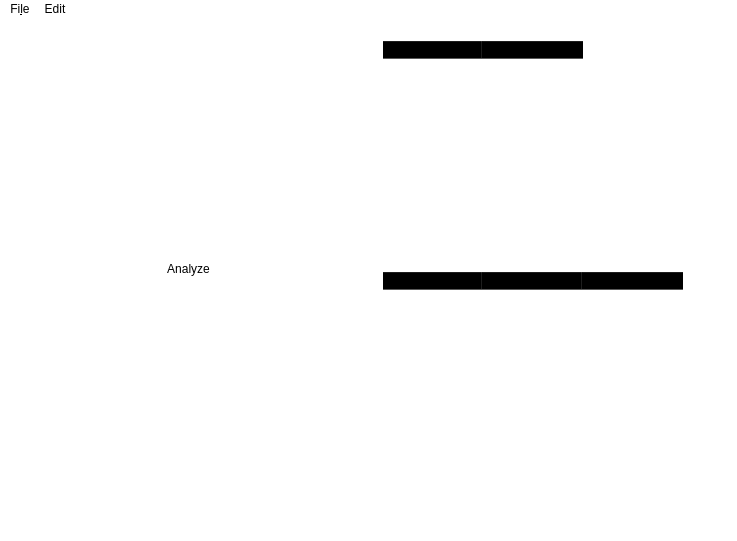
jkcdarunday/ProjectDestiny, file mainwindow.ui: the form before one commit.
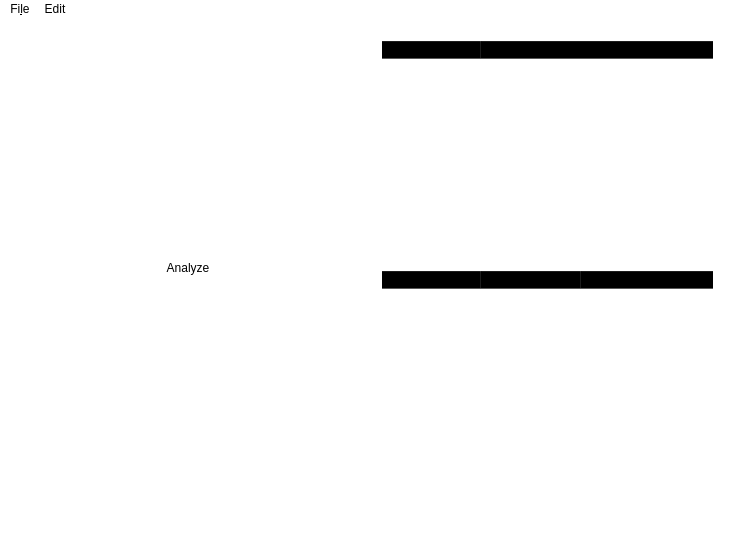
The form after the commit. Icons and pictures are not drawn.

Commit message: Made headers of tables autoexpand

Diff of the .ui file:
```diff
--- a/mainwindow.ui
+++ b/mainwindow.ui
@@ -6,8 +6,8 @@
    <rect>
     <x>0</x>
     <y>0</y>
-    <width>737</width>
-    <height>541</height>
+    <width>735</width>
+    <height>539</height>
    </rect>
   </property>
   <property name="windowTitle">
@@ -91,6 +91,9 @@
       <layout class="QVBoxLayout" name="verticalLayout_2">
        <item>
         <widget class="QTableWidget" name="lexemeTable">
+         <attribute name="horizontalHeaderStretchLastSection">
+          <bool>true</bool>
+         </attribute>
          <column>
           <property name="text">
            <string>Lexeme</string>
@@ -105,6 +108,9 @@
        </item>
        <item>
         <widget class="QTableWidget" name="symbolTable">
+         <attribute name="horizontalHeaderStretchLastSection">
+          <bool>true</bool>
+         </attribute>
          <column>
           <property name="text">
            <string>Data Type</string>
@@ -132,7 +138,7 @@
     <rect>
      <x>0</x>
      <y>0</y>
-     <width>737</width>
+     <width>735</width>
      <height>20</height>
     </rect>
    </property>
```
